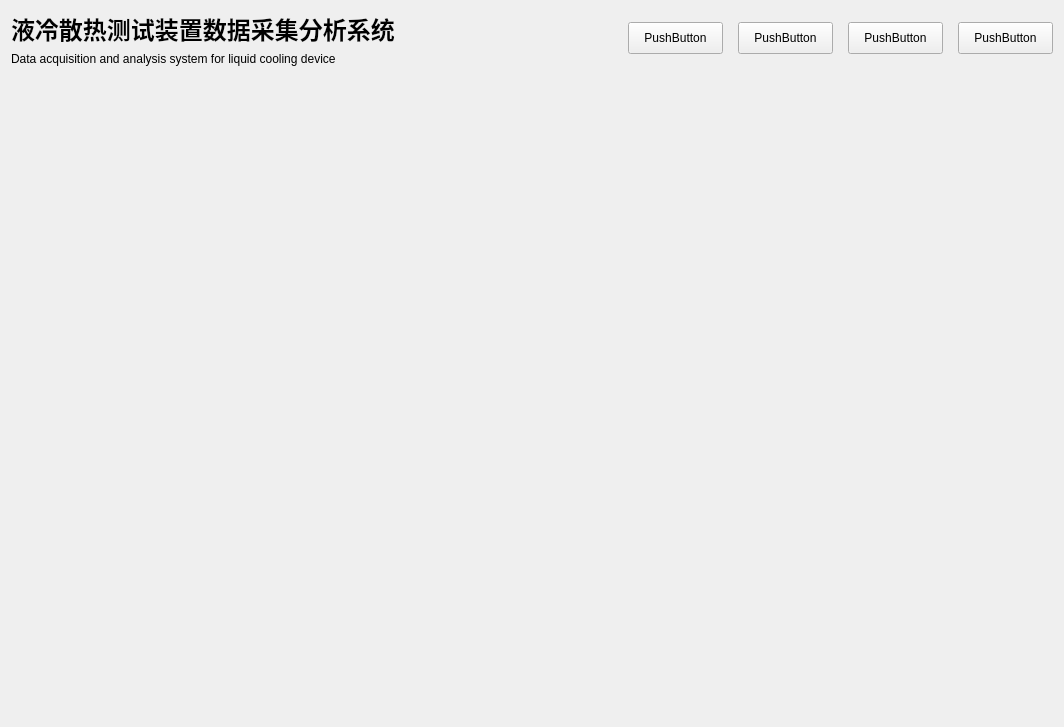
Above: ui/MainWindow.ui from MikeSmith-one/Data_acquisition_and_analysis_system before the change. Below: the same form after it.
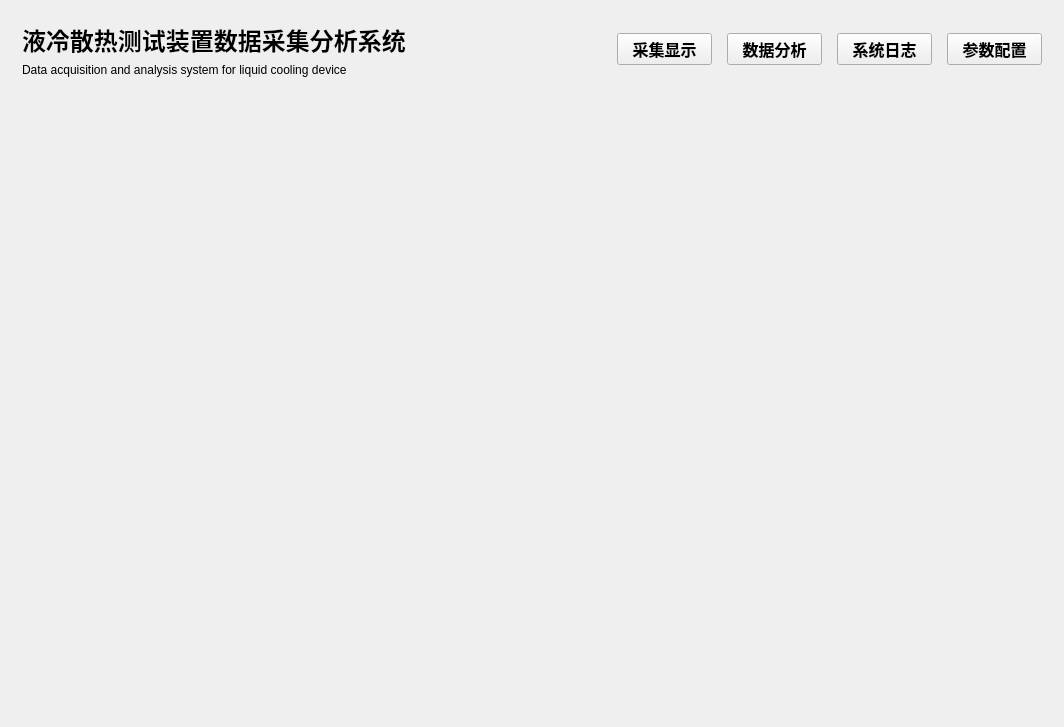
That is the form after the change.

```diff
--- a/ui/MainWindow.ui
+++ b/ui/MainWindow.ui
@@ -17,21 +17,6 @@
    <item>
     <widget class="QWidget" name="headerWidget" native="true">
      <layout class="QHBoxLayout" name="horizontalLayout">
-      <property name="spacing">
-       <number>0</number>
-      </property>
-      <property name="leftMargin">
-       <number>0</number>
-      </property>
-      <property name="topMargin">
-       <number>0</number>
-      </property>
-      <property name="rightMargin">
-       <number>0</number>
-      </property>
-      <property name="bottomMargin">
-       <number>0</number>
-      </property>
       <item>
        <layout class="QVBoxLayout" name="verticalLayout">
         <item>
@@ -85,6 +70,12 @@
         </property>
         <item>
          <widget class="QPushButton" name="acquisitionBtn">
+          <property name="sizePolicy">
+           <sizepolicy hsizetype="Fixed" vsizetype="Fixed">
+            <horstretch>95</horstretch>
+            <verstretch>32</verstretch>
+           </sizepolicy>
+          </property>
           <property name="minimumSize">
            <size>
             <width>95</width>
@@ -97,13 +88,25 @@
             <height>32</height>
            </size>
           </property>
+          <property name="font">
+           <font>
+            <pointsize>12</pointsize>
+            <bold>true</bold>
+           </font>
+          </property>
           <property name="text">
-           <string>PushButton</string>
+           <string>采集显示</string>
           </property>
          </widget>
         </item>
         <item>
          <widget class="QPushButton" name="analysisBtn">
+          <property name="sizePolicy">
+           <sizepolicy hsizetype="Fixed" vsizetype="Fixed">
+            <horstretch>0</horstretch>
+            <verstretch>0</verstretch>
+           </sizepolicy>
+          </property>
           <property name="minimumSize">
            <size>
             <width>95</width>
@@ -116,13 +119,25 @@
             <height>32</height>
            </size>
           </property>
+          <property name="font">
+           <font>
+            <pointsize>12</pointsize>
+            <bold>true</bold>
+           </font>
+          </property>
           <property name="text">
-           <string>PushButton</string>
+           <string>数据分析</string>
           </property>
          </widget>
         </item>
         <item>
          <widget class="QPushButton" name="logBtn">
+          <property name="sizePolicy">
+           <sizepolicy hsizetype="Fixed" vsizetype="Fixed">
+            <horstretch>0</horstretch>
+            <verstretch>0</verstretch>
+           </sizepolicy>
+          </property>
           <property name="minimumSize">
            <size>
             <width>95</width>
@@ -135,13 +150,25 @@
             <height>32</height>
            </size>
           </property>
+          <property name="font">
+           <font>
+            <pointsize>12</pointsize>
+            <bold>true</bold>
+           </font>
+          </property>
           <property name="text">
-           <string>PushButton</string>
+           <string>系统日志</string>
           </property>
          </widget>
         </item>
         <item>
          <widget class="QPushButton" name="configBtn">
+          <property name="sizePolicy">
+           <sizepolicy hsizetype="Fixed" vsizetype="Fixed">
+            <horstretch>0</horstretch>
+            <verstretch>0</verstretch>
+           </sizepolicy>
+          </property>
           <property name="minimumSize">
            <size>
             <width>95</width>
@@ -154,8 +181,14 @@
             <height>32</height>
            </size>
           </property>
+          <property name="font">
+           <font>
+            <pointsize>12</pointsize>
+            <bold>true</bold>
+           </font>
+          </property>
           <property name="text">
-           <string>PushButton</string>
+           <string>参数配置</string>
           </property>
          </widget>
         </item>
@@ -167,7 +200,7 @@
    <item>
     <widget class="QStackedWidget" name="stackedWidget">
      <property name="sizePolicy">
-      <sizepolicy hsizetype="Preferred" vsizetype="Expanding">
+      <sizepolicy hsizetype="Preferred" vsizetype="Preferred">
        <horstretch>0</horstretch>
        <verstretch>0</verstretch>
       </sizepolicy>
```
Left out of the diff: 2 changed lines with no effect on the pictures.
